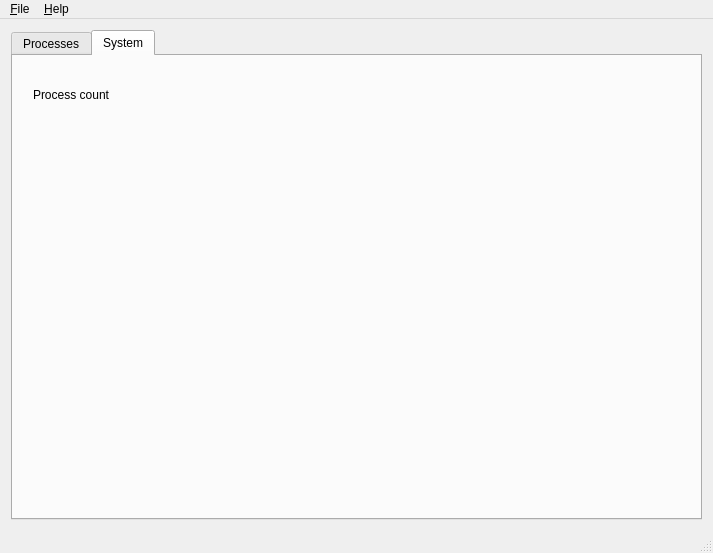
Qt form mainwindow.ui (namakarskiy/ProManager) before a commit.
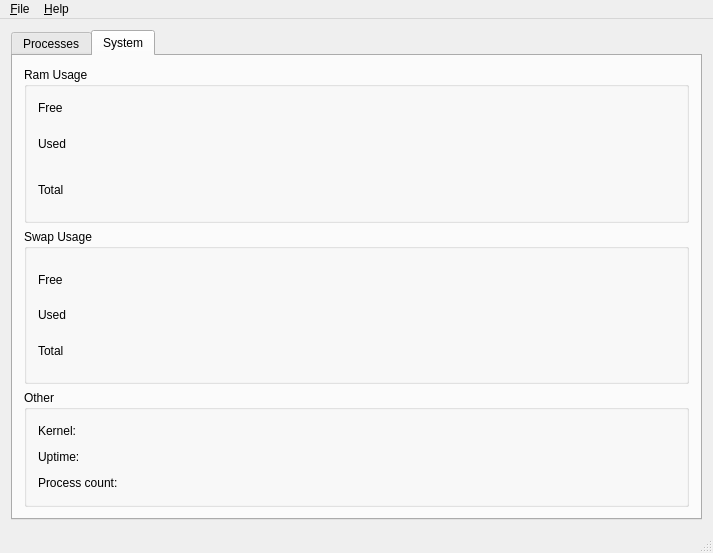
The same form after that commit. The open tabs and pages were chosen to show the change. Custom widgets are drawn as their Qt base class.

What changed in the file:
```diff
--- a/mainwindow.ui
+++ b/mainwindow.ui
@@ -20,7 +20,7 @@
    <string>MainWindow</string>
   </property>
   <widget class="QWidget" name="centralWidget">
-   <layout class="QHBoxLayout" name="horizontalLayout_2">
+   <layout class="QHBoxLayout" name="horizontalLayout_17">
     <item>
      <widget class="QTabWidget" name="tabWidget">
       <property name="currentIndex">
@@ -116,19 +116,459 @@
        <attribute name="title">
         <string>System</string>
        </attribute>
-       <widget class="QLabel" name="label_2">
-        <property name="geometry">
-         <rect>
-          <x>20</x>
-          <y>30</y>
-          <width>111</width>
-          <height>17</height>
-         </rect>
-        </property>
-        <property name="text">
-         <string>Process count</string>
-        </property>
-       </widget>
+       <layout class="QHBoxLayout" name="horizontalLayout_18">
+        <item>
+         <layout class="QVBoxLayout" name="verticalLayout_9">
+          <item>
+           <widget class="QGroupBox" name="ram_groupbox">
+            <property name="title">
+             <string>Ram Usage</string>
+            </property>
+            <layout class="QHBoxLayout" name="horizontalLayout_5">
+             <item>
+              <layout class="QVBoxLayout" name="verticalLayout_3">
+               <item>
+                <layout class="QHBoxLayout" name="horizontalLayout_4">
+                 <item>
+                  <widget class="QLabel" name="Free">
+                   <property name="text">
+                    <string>Free </string>
+                   </property>
+                  </widget>
+                 </item>
+                 <item>
+                  <spacer name="horizontalSpacer_2">
+                   <property name="orientation">
+                    <enum>Qt::Horizontal</enum>
+                   </property>
+                   <property name="sizeHint" stdset="0">
+                    <size>
+                     <width>13</width>
+                     <height>20</height>
+                    </size>
+                   </property>
+                  </spacer>
+                 </item>
+                 <item>
+                  <widget class="QLabel" name="ram_free">
+                   <property name="minimumSize">
+                    <size>
+                     <width>141</width>
+                     <height>17</height>
+                    </size>
+                   </property>
+                   <property name="maximumSize">
+                    <size>
+                     <width>141</width>
+                     <height>20</height>
+                    </size>
+                   </property>
+                   <property name="text">
+                    <string/>
+                   </property>
+                  </widget>
+                 </item>
+                </layout>
+               </item>
+               <item>
+                <layout class="QHBoxLayout" name="horizontalLayout_3">
+                 <item>
+                  <widget class="QLabel" name="Total">
+                   <property name="text">
+                    <string>Used</string>
+                   </property>
+                  </widget>
+                 </item>
+                 <item>
+                  <spacer name="horizontalSpacer_3">
+                   <property name="orientation">
+                    <enum>Qt::Horizontal</enum>
+                   </property>
+                   <property name="sizeHint" stdset="0">
+                    <size>
+                     <width>13</width>
+                     <height>20</height>
+                    </size>
+                   </property>
+                  </spacer>
+                 </item>
+                 <item>
+                  <widget class="QLabel" name="ram_used">
+                   <property name="minimumSize">
+                    <size>
+                     <width>141</width>
+                     <height>17</height>
+                    </size>
+                   </property>
+                   <property name="text">
+                    <string/>
+                   </property>
+                  </widget>
+                 </item>
+                </layout>
+               </item>
+               <item>
+                <layout class="QHBoxLayout" name="horizontalLayout_2">
+                 <item>
+                  <widget class="QLabel" name="Used">
+                   <property name="text">
+                    <string>Total</string>
+                   </property>
+                  </widget>
+                 </item>
+                 <item>
+                  <spacer name="horizontalSpacer_4">
+                   <property name="orientation">
+                    <enum>Qt::Horizontal</enum>
+                   </property>
+                   <property name="sizeHint" stdset="0">
+                    <size>
+                     <width>13</width>
+                     <height>20</height>
+                    </size>
+                   </property>
+                  </spacer>
+                 </item>
+                 <item>
+                  <widget class="QLabel" name="ram_total">
+                   <property name="minimumSize">
+                    <size>
+                     <width>141</width>
+                     <height>16</height>
+                    </size>
+                   </property>
+                   <property name="text">
+                    <string/>
+                   </property>
+                  </widget>
+                 </item>
+                </layout>
+               </item>
+              </layout>
+             </item>
+             <item>
+              <widget class="QwtPlot" name="qwtPlot">
+               <property name="minimumSize">
+                <size>
+                 <width>401</width>
+                 <height>111</height>
+                </size>
+               </property>
+               <property name="maximumSize">
+                <size>
+                 <width>401</width>
+                 <height>111</height>
+                </size>
+               </property>
+               <property name="propertiesDocument" stdset="0">
+                <string/>
+               </property>
+              </widget>
+             </item>
+            </layout>
+            <zorder>Used</zorder>
+            <zorder>Total</zorder>
+            <zorder>ram_free</zorder>
+            <zorder>ram_used</zorder>
+            <zorder>ram_total</zorder>
+            <zorder>horizontalSpacer_2</zorder>
+            <zorder>horizontalSpacer_3</zorder>
+            <zorder>horizontalSpacer_4</zorder>
+            <zorder>Free</zorder>
+            <zorder>horizontalSpacer_4</zorder>
+            <zorder>qwtPlot</zorder>
+            <zorder>horizontalSpacer_5</zorder>
+            <zorder></zorder>
+            <zorder></zorder>
+           </widget>
+          </item>
+          <item>
+           <widget class="QGroupBox" name="swap_groupbox">
+            <property name="title">
+             <string>Swap Usage</string>
+            </property>
+            <layout class="QHBoxLayout" name="horizontalLayout_10">
+             <item>
+              <layout class="QVBoxLayout" name="verticalLayout_4">
+               <item>
+                <layout class="QHBoxLayout" name="horizontalLayout_7">
+                 <item>
+                  <widget class="QLabel" name="free_swap">
+                   <property name="text">
+                    <string>Free </string>
+                   </property>
+                  </widget>
+                 </item>
+                 <item>
+                  <spacer name="horizontalSpacer_6">
+                   <property name="orientation">
+                    <enum>Qt::Horizontal</enum>
+                   </property>
+                   <property name="sizeHint" stdset="0">
+                    <size>
+                     <width>13</width>
+                     <height>20</height>
+                    </size>
+                   </property>
+                  </spacer>
+                 </item>
+                 <item>
+                  <widget class="QLabel" name="swap_free">
+                   <property name="minimumSize">
+                    <size>
+                     <width>141</width>
+                     <height>17</height>
+                    </size>
+                   </property>
+                   <property name="text">
+                    <string/>
+                   </property>
+                  </widget>
+                 </item>
+                </layout>
+               </item>
+               <item>
+                <layout class="QHBoxLayout" name="horizontalLayout_8">
+                 <item>
+                  <widget class="QLabel" name="used_swap">
+                   <property name="text">
+                    <string>Used</string>
+                   </property>
+                  </widget>
+                 </item>
+                 <item>
+                  <spacer name="horizontalSpacer_7">
+                   <property name="orientation">
+                    <enum>Qt::Horizontal</enum>
+                   </property>
+                   <property name="sizeHint" stdset="0">
+                    <size>
+                     <width>13</width>
+                     <height>20</height>
+                    </size>
+                   </property>
+                  </spacer>
+                 </item>
+                 <item>
+                  <widget class="QLabel" name="swap_used">
+                   <property name="minimumSize">
+                    <size>
+                     <width>141</width>
+                     <height>17</height>
+                    </size>
+                   </property>
+                   <property name="maximumSize">
+                    <size>
+                     <width>141</width>
+                     <height>20</height>
+                    </size>
+                   </property>
+                   <property name="text">
+                    <string/>
+                   </property>
+                  </widget>
+                 </item>
+                </layout>
+               </item>
+               <item>
+                <layout class="QHBoxLayout" name="horizontalLayout_9">
+                 <item>
+                  <widget class="QLabel" name="total_swap">
+                   <property name="text">
+                    <string>Total</string>
+                   </property>
+                  </widget>
+                 </item>
+                 <item>
+                  <spacer name="horizontalSpacer_8">
+                   <property name="orientation">
+                    <enum>Qt::Horizontal</enum>
+                   </property>
+                   <property name="sizeHint" stdset="0">
+                    <size>
+                     <width>13</width>
+                     <height>20</height>
+                    </size>
+                   </property>
+                  </spacer>
+                 </item>
+                 <item>
+                  <widget class="QLabel" name="swap_total">
+                   <property name="minimumSize">
+                    <size>
+                     <width>141</width>
+                     <height>16</height>
+                    </size>
+                   </property>
+                   <property name="text">
+                    <string/>
+                   </property>
+                  </widget>
+                 </item>
+                </layout>
+               </item>
+              </layout>
+             </item>
+             <item>
+              <widget class="QwtPlot" name="qwtPlot_2">
+               <property name="minimumSize">
+                <size>
+                 <width>401</width>
+                 <height>111</height>
+                </size>
+               </property>
+               <property name="maximumSize">
+                <size>
+                 <width>401</width>
+                 <height>111</height>
+                </size>
+               </property>
+               <property name="propertiesDocument" stdset="0">
+                <string/>
+               </property>
+              </widget>
+             </item>
+            </layout>
+           </widget>
+          </item>
+          <item>
+           <widget class="QGroupBox" name="other_groupbox">
+            <property name="title">
+             <string>Other</string>
+            </property>
+            <layout class="QVBoxLayout" name="verticalLayout_8">
+             <item>
+              <layout class="QVBoxLayout" name="verticalLayout_7">
+               <item>
+                <layout class="QHBoxLayout" name="horizontalLayout_11">
+                 <item>
+                  <widget class="QLabel" name="free_swap_2">
+                   <property name="text">
+                    <string>Kernel:</string>
+                   </property>
+                  </widget>
+                 </item>
+                 <item>
+                  <spacer name="horizontalSpacer_11">
+                   <property name="orientation">
+                    <enum>Qt::Horizontal</enum>
+                   </property>
+                   <property name="sizeHint" stdset="0">
+                    <size>
+                     <width>13</width>
+                     <height>20</height>
+                    </size>
+                   </property>
+                  </spacer>
+                 </item>
+                 <item>
+                  <widget class="QLabel" name="kernel">
+                   <property name="minimumSize">
+                    <size>
+                     <width>141</width>
+                     <height>17</height>
+                    </size>
+                   </property>
+                   <property name="text">
+                    <string/>
+                   </property>
+                  </widget>
+                 </item>
+                </layout>
+               </item>
+               <item>
+                <layout class="QHBoxLayout" name="horizontalLayout_15">
+                 <item>
+                  <widget class="QLabel" name="uptime">
+                   <property name="text">
+                    <string>Uptime:</string>
+                   </property>
+                  </widget>
+                 </item>
+                 <item>
+                  <spacer name="horizontalSpacer_12">
+                   <property name="orientation">
+                    <enum>Qt::Horizontal</enum>
+                   </property>
+                   <property name="sizeHint" stdset="0">
+                    <size>
+                     <width>13</width>
+                     <height>20</height>
+                    </size>
+                   </property>
+                  </spacer>
+                 </item>
+                 <item>
+                  <widget class="QLabel" name="v_uptime">
+                   <property name="minimumSize">
+                    <size>
+                     <width>135</width>
+                     <height>17</height>
+                    </size>
+                   </property>
+                   <property name="maximumSize">
+                    <size>
+                     <width>141</width>
+                     <height>20</height>
+                    </size>
+                   </property>
+                   <property name="text">
+                    <string/>
+                   </property>
+                  </widget>
+                 </item>
+                </layout>
+               </item>
+               <item>
+                <layout class="QHBoxLayout" name="horizontalLayout_16">
+                 <item>
+                  <widget class="QLabel" name="proc_count3">
+                   <property name="text">
+                    <string>Process count:</string>
+                   </property>
+                  </widget>
+                 </item>
+                 <item>
+                  <spacer name="horizontalSpacer_13">
+                   <property name="orientation">
+                    <enum>Qt::Horizontal</enum>
+                   </property>
+                   <property name="sizeHint" stdset="0">
+                    <size>
+                     <width>13</width>
+                     <height>20</height>
+                    </size>
+                   </property>
+                  </spacer>
+                 </item>
+                 <item>
+                  <widget class="QLabel" name="proc_count">
+                   <property name="minimumSize">
+                    <size>
+                     <width>90</width>
+                     <height>16</height>
+                    </size>
+                   </property>
+                   <property name="text">
+                    <string/>
+                   </property>
+                  </widget>
+                 </item>
+                </layout>
+               </item>
+              </layout>
+             </item>
+            </layout>
+           </widget>
+          </item>
+         </layout>
+        </item>
+       </layout>
+       <zorder>qwtPlot</zorder>
+       <zorder>ram_groupbox</zorder>
+       <zorder>swap_groupbox</zorder>
+       <zorder>qwtPlot</zorder>
+       <zorder>other_groupbox</zorder>
       </widget>
      </widget>
     </item>
@@ -165,6 +605,13 @@
   </action>
  </widget>
  <layoutdefault spacing="6" margin="11"/>
+ <customwidgets>
+  <customwidget>
+   <class>QwtPlot</class>
+   <extends>QFrame</extends>
+   <header>qwt_plot.h</header>
+  </customwidget>
+ </customwidgets>
  <resources/>
  <connections/>
 </ui>
```
Left out of the diff: 2 changed lines with no effect on the pictures.
